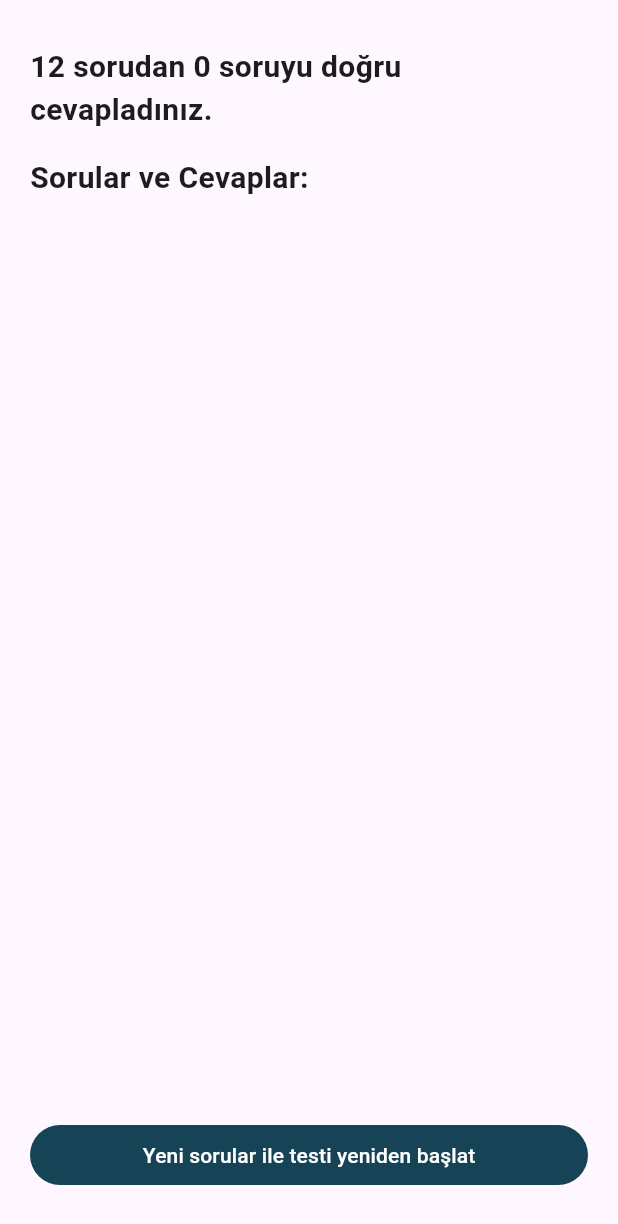
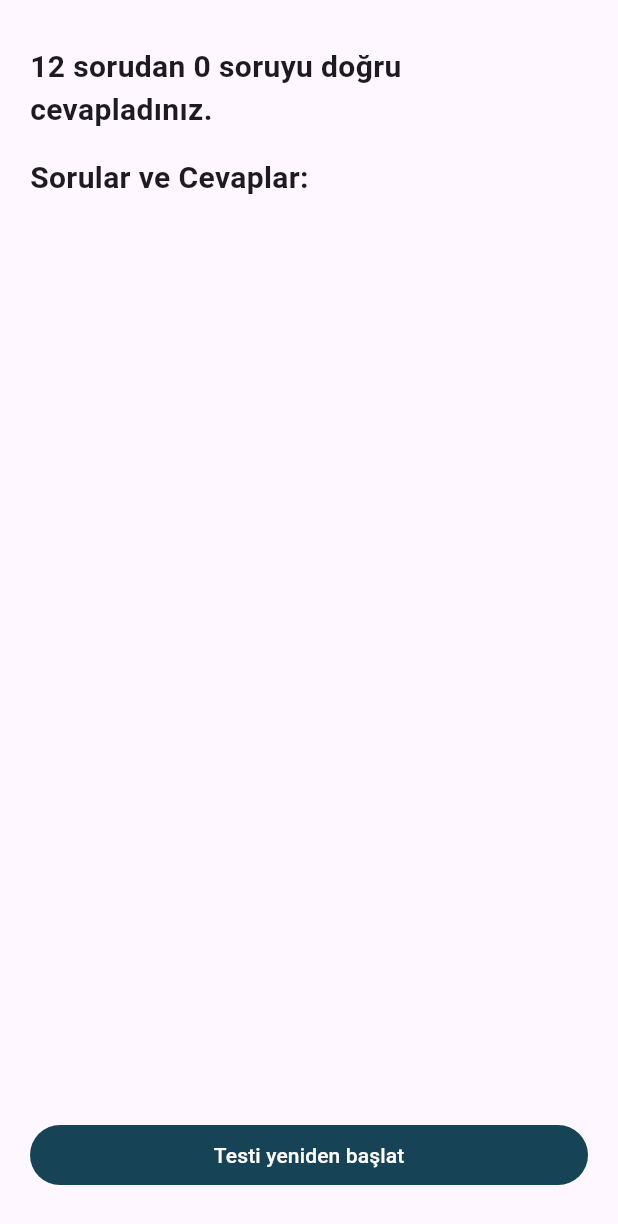
Before and after one commit to FatihYigit35/random_kpss_questions, a Flutter app: the ResultScreen widget shown alone on an empty page, opened directly with empty values, on a phone screen of 412 x 824 dp. Shown: the top 1224 px of the screen. Run offline on Flutter 3.47's test engine with Material 3 defaults, Android fonts, the phone set to English and light mode, and no system bars; our stand-ins replace google_fonts.

Commit message:
text update

```diff
--- a/lib/view/result_screen.dart
+++ b/lib/view/result_screen.dart
@@ -76,7 +76,7 @@ class ResultScreen extends StatelessWidget {
                   AppColors.primaryColor,
                 ),
               ),
-              child: const Text('Yeni sorular ile testi yeniden başlat'),
+              child: const Text('Testi yeniden başlat'),
             )
           ],
         ),
```
